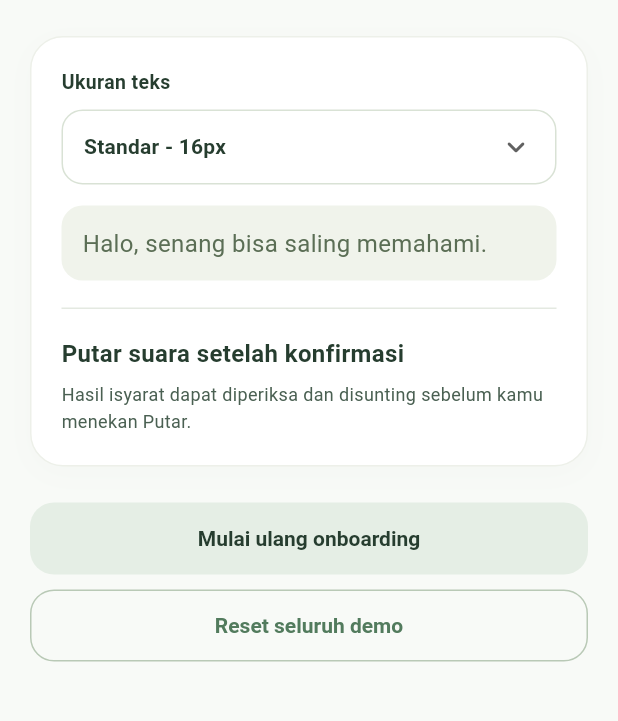
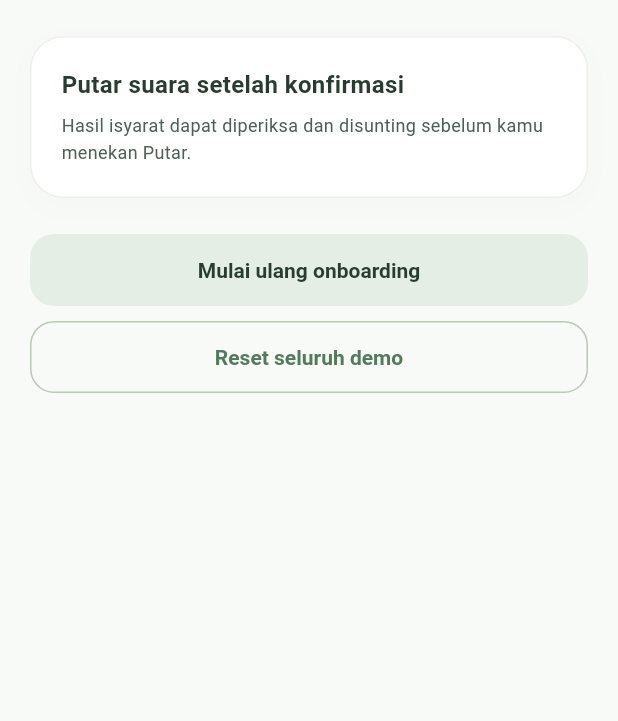
Before and after one commit to JonathanA-P/taut, a Flutter app: the SettingsAccessibilityScreen screen opened by its route, on a phone screen of 412 x 824 dp, the part 192-913 px from its top. Run offline on Flutter 3.47's test engine with Material 3 defaults, Android fonts, the phone set to English and light mode, and no system bars; our stand-ins replace flutter_tts, qr_flutter, speech_to_text, supabase_flutter; accounts and stored records are empty.

Commit message:
fix(accessibility): remove text size customization and eliminate assertion crash

```diff
--- a/lib/features/auth/presentation/settings_accessibility_screen.dart
+++ b/lib/features/auth/presentation/settings_accessibility_screen.dart
@@ -81,85 +81,10 @@ class SettingsAccessibilityScreen extends StatelessWidget {
                         ),
                       ],
                     ),
-                    child: Column(
+                    child: const Column(
                       crossAxisAlignment: CrossAxisAlignment.start,
                       children: [
-                        const Text(
-                          'Ukuran teks',
-                          style: TextStyle(
-                            fontSize: 13,
-                            fontWeight: FontWeight.w600,
-                            color: AppColors.darkGreen,
-                          ),
-                        ),
-                        const SizedBox(height: 8),
-                        Container(
-                          padding: const EdgeInsets.symmetric(horizontal: 14),
-                          decoration: BoxDecoration(
-                            color: Colors.white,
-                            borderRadius: BorderRadius.circular(14),
-                            border: Border.all(color: const Color(0xFFD9E2D5)),
-                          ),
-                          child: DropdownButtonHideUnderline(
-                            child: DropdownButton<double>(
-                              value: state.fontSize,
-                              isExpanded: true,
-                              icon: const Icon(Icons.keyboard_arrow_down_rounded),
-                              onChanged: (val) {
-                                if (val != null) {
-                                  state.setFontSize(val);
-                                }
-                              },
-                              items: const [
-                                DropdownMenuItem(
-                                  value: 16.0,
-                                  child: Text(
-                                    'Standar - 16px',
-                                    style: TextStyle(fontSize: 14),
-                                  ),
-                                ),
-                                DropdownMenuItem(
-                                  value: 19.0,
-                                  child: Text(
-                                    'Besar - 19px',
-                                    style: TextStyle(fontSize: 14),
-                                  ),
-                                ),
-                                DropdownMenuItem(
-                                  value: 22.0,
-                                  child: Text(
-                                    'Sangat besar - 22px',
-                                    style: TextStyle(fontSize: 14),
-                                  ),
-                                ),
-                              ],
-                            ),
-                          ),
-                        ),
-                        const SizedBox(height: 14),
-
-                        Container(
-                          width: double.infinity,
-                          padding: const EdgeInsets.all(14),
-                          decoration: BoxDecoration(
-                            color: const Color(0xFFF0F3EB),
-                            borderRadius: BorderRadius.circular(14),
-                          ),
-                          child: Text(
-                            'Halo, senang bisa saling memahami.',
-                            style: TextStyle(
-                              fontSize: state.fontSize,
-                              color: const Color(0xFF5B6E55),
-                              height: 1.4,
-                            ),
-                          ),
-                        ),
-                        const Padding(
-                          padding: EdgeInsets.symmetric(vertical: 18),
-                          child: Divider(color: Color(0xFFE4E9E1), height: 1),
-                        ),
-
-                        const Text(
+                        Text(
                           'Putar suara setelah konfirmasi',
                           style: TextStyle(
                             fontSize: 16,
@@ -167,8 +92,8 @@ class SettingsAccessibilityScreen extends StatelessWidget {
                             color: AppColors.darkGreen,
                           ),
                         ),
-                        const SizedBox(height: 6),
-                        const Text(
+                        SizedBox(height: 6),
+                        Text(
                           'Hasil isyarat dapat diperiksa dan disunting sebelum kamu menekan Putar.',
                           style: TextStyle(
                             fontSize: 12,
```
Also changed, not shown: lib/app.dart (+6 -18 lines), lib/shared/models/taut_app_state.dart (+0 -20 lines), 1 other file.
